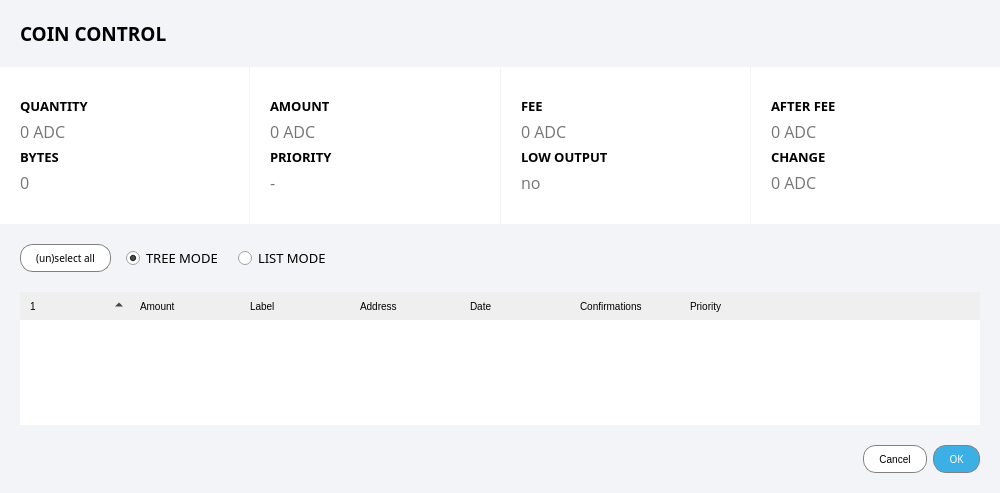
Old version of the form src/qt/forms/coincontroldialog.ui in the repository aurovine/AudioCoin.
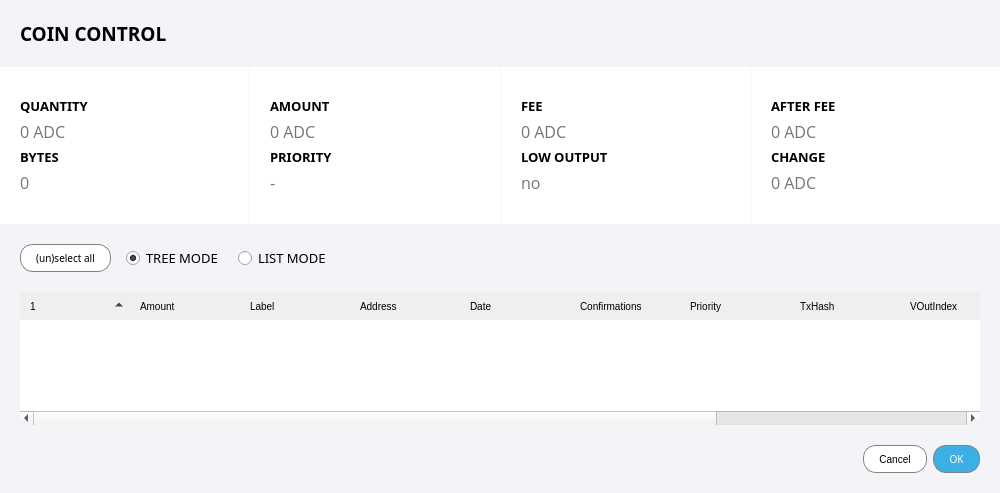
New version of the form. Icons and pictures are not drawn. Custom widgets are drawn as their Qt base class.

Commit message: re-enables/fixes table sorting in coincontroldialog

Diff of the .ui file:
```diff
--- a/src/qt/forms/coincontroldialog.ui
+++ b/src/qt/forms/coincontroldialog.ui
@@ -805,7 +805,7 @@
          <bool>false</bool>
         </property>
         <property name="columnCount">
-         <number>7</number>
+         <number>12</number>
         </property>
         <attribute name="headerDefaultSectionSize">
          <number>110</number>
@@ -857,6 +857,31 @@
           <string notr="true">Priority</string>
          </property>
         </column>
+        <column>
+         <property name="text">
+          <string>TxHash</string>
+         </property>
+        </column>
+        <column>
+         <property name="text">
+          <string>VOutIndex</string>
+         </property>
+        </column>
+        <column>
+         <property name="text">
+          <string>AmountInt64</string>
+         </property>
+        </column>
+        <column>
+         <property name="text">
+          <string>PriorityInt64</string>
+         </property>
+        </column>
+        <column>
+         <property name="text">
+          <string>ConfirmationsInt64</string>
+         </property>
+        </column>
        </widget>
       </item>
      </layout>
```
The commit also changes 3 other files.
